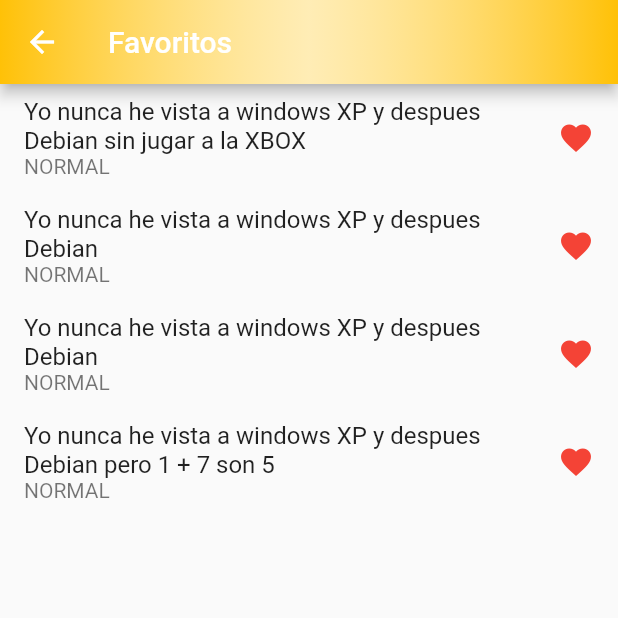
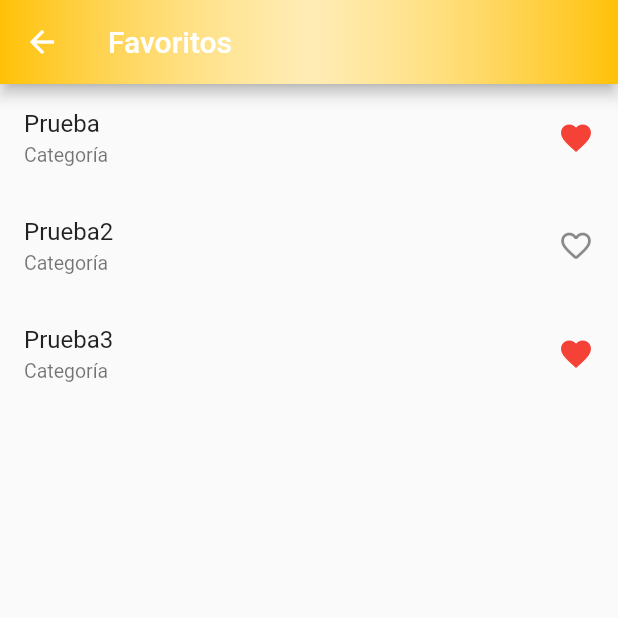
Before and after one commit to daumienebi/yo_nunca, a Flutter app: the FavouritesPage screen opened by its route, on a phone screen of 412 x 824 dp, the top half of it. Run offline on Flutter 3.47's test engine with Material 2 defaults, Android fonts, the phone set to English and light mode, and no system bars; our stand-ins replace card_swiper, new_gradient_app_bar.

Commit message:
deleting unused resoources + few changes in favourite_page[TODO]

```diff
--- a/lib/src/models/default_category.dart
+++ b/lib/src/models/default_category.dart
@@ -1,22 +1,20 @@
-class DefaultCategory{
-
+class DefaultCategory {
   final String id;
   final String description;
   final String imageRoute;
 
-  const DefaultCategory({required this.id,required this.description, required this.imageRoute});
+  DefaultCategory(
+      {required this.id,
+      required this.description,
+      required this.imageRoute});
 
-  factory DefaultCategory.fromMap(Map<String,dynamic> value) =>
+  String? heroId;
+  factory DefaultCategory.fromMap(Map<String, dynamic> value) =>
       DefaultCategory(
-        id: value["id"],
-        description: value["description"],
-        imageRoute: value["imageRoute"]
-      );
+          id: value["id"],
+          description: value["description"],
+          imageRoute: value["imageRoute"]);
 
-  Map<String,dynamic> toMap() =>{
-    'id': id,
-    'description': description,
-    'imageRoute' : imageRoute
-  };
-
+  Map<String, dynamic> toMap() =>
+      {'id': id, 'description': description, 'imageRoute': imageRoute};
 }
--- a/lib/src/models/question.dart
+++ b/lib/src/models/question.dart
@@ -10,12 +10,12 @@
 }
 
 class Question{
-  final int? id;
-  final int? categoryId;
-  final String description;
-  final bool isFavourite; //?
+  int? id;
+  int? categoryId;
+  String description;
+  bool isFavourite; //?
 
-  const Question({this.id,this.categoryId,required this.description,required this.isFavourite});
+  Question({this.id,this.categoryId,required this.description,required this.isFavourite});
 
   factory Question.fromMap(Map<String,dynamic> value) =>
       Question(
@@ -34,6 +34,6 @@
 
   @override
   String toString(){
-    return 'VisitPlace{id : $id,description : $description, Favourite : $isFavourite}';
+    return 'VisitPlace{id : $id,description : $description,category : $categoryId, Favourite : $isFavourite}';
   }
 }
--- a/lib/src/pages/favourites_page.dart
+++ b/lib/src/pages/favourites_page.dart
@@ -1,54 +1,75 @@
 import 'package:flutter/cupertino.dart';
 import 'package:flutter/material.dart';
+// ignore_for_file: prefer_const_constructors
 import 'package:new_gradient_app_bar/new_gradient_app_bar.dart';
+import 'package:yo_nunca/src/models/question.dart';
 import 'package:yo_nunca/src/utils/constants.dart';
+import 'package:yo_nunca/src/utils/test_data.dart';
 
-class FavouritesPage extends StatefulWidget{
-  const FavouritesPage({Key? key}) : super(key: key);
+class FavouritesPage extends StatefulWidget {
+  const FavouritesPage({Key? key = const Key("favouritePage")});
 
   @override
   State<FavouritesPage> createState() => _FavouritesPageState();
 }
 
 class _FavouritesPageState extends State<FavouritesPage> {
-  int _favourite = 1;
   @override
   Widget build(BuildContext context) {
-    // TODO: implement build
+    TestData data = TestData();
+    List<Question> _favouriteList = data.getFavouritesList;
+    var x = Question(description: "Prueba", isFavourite: true);
+    var y = Question(description: "Prueba2", isFavourite: false);
+    var z = Question(description: "Prueba3", isFavourite: true);
     return Scaffold(
-      appBar: NewGradientAppBar(
-        title: Text('Favoritos'),
-        gradient: const LinearGradient(colors: [Colors.amber,Colors.white70,Colors.amber]),
-      ),
+        appBar: NewGradientAppBar(
+          title: Text('Favoritos'),
+          gradient: const LinearGradient(
+              colors: [Colors.amber, Colors.white70, Colors.amber]),
+        ),
+        body:
+        /*Container(
+          child: ListView.separated(
+            itemBuilder: (BuildContext ctx, index) =>
+                _favListTile(_favouriteList.elementAt(index)),
+            scrollDirection: Axis.horizontal,
+            itemCount: _favouriteList.length,
+            separatorBuilder: (_, int pos) => SizedBox(
+              height: 10,
+            ),
+          ),
+        )*/
 
-      body: Container(
+        Container(
         child: ListView(
           children: [
-            _favListTile("Yo nunca he vista a windows XP y despues Debian sin jugar a la XBOX"),
-            _favListTile("Yo nunca he vista a windows XP y despues Debian"),
-            _favListTile("Yo nunca he vista a windows XP y despues Debian"),
-            _favListTile("Yo nunca he vista a windows XP y despues Debian pero 1 + 7 son 5")
+            _favListTile(x),
+            _favListTile(y),
+            _favListTile(z),
           ],
         ),
       ),
-    );
+        );
   }
 
-  ListTile _favListTile(String question){
+  ListTile _favListTile(Question question) {
     var icon = Icons.favorite;
     return ListTile(
-      title: Text(question),
-      subtitle: Text("NORMAL",overflow: TextOverflow.ellipsis,maxLines: 1),
+      title: Text(question.description),
+      subtitle: Text(
+        "Categoría",
+        overflow: TextOverflow.ellipsis,
+        maxLines: 1,
+        style: TextStyle(fontSize: 13),
+      ),
       trailing: InkWell(
-          onTap: (){
-            _favourite = 0;
-            setState(() {
-
-            });
-            },
-          child: _favourite == 1 ? Icon(Icons.favorite,color: Colors.red,) : Icon(Icons.favorite_outline_rounded)
-
-      ),
+          onTap: () {
+            question.isFavourite = false;
+            setState(() {});
+          },
+          child: question.isFavourite == true
+              ? Icon(Icons.favorite, color: Colors.red)
+              : Icon(Icons.favorite_outline_rounded)),
     );
   }
 }
--- a/lib/src/utils/b4Launch.txt
+++ b/lib/src/utils/b4Launch.txt
@@ -14,3 +14,4 @@
     </queries> --also add for ios
 # Credits
     -- NormalImage : <a href="https://www.freepik.com/free-photo/friends-clinking-drink-glasses-modern-bar_5600264.htm#query=friends%20party&position=3&from_view=keyword">Image by jcomp</a> on Freepik
+    -- https://unsplash.com/es -- Credit to Unsplash for free images
--- a/lib/src/utils/test_data.dart
+++ b/lib/src/utils/test_data.dart
@@ -45,17 +45,17 @@
     {
       'id': '1',
       'description': 'NORMAL',
-      'imageRoute' : 'assets/images/wine.jpg'
+      'imageRoute' : 'assets/images/wine.jpg',
     },
     {
       'id': '2',
       'description': 'INTERMEDIO',
-      'imageRoute' : 'assets/images/shots.jpg'
+      'imageRoute' : 'assets/images/shots.jpg',
     },
     {
       'id': '3',
       'description': 'CALIENTE',
-      'imageRoute' : 'assets/images/smirk_face.png'
+      'imageRoute' : 'assets/images/smirk_face.png',
     },
   ];
 
@@ -105,34 +105,34 @@
 
   final favourites = [
     {
-      'id': '1',
-      'categoryId': '1',
+      'id': 1,
+      'categoryId': 1,
       'description': 'Favorito 1',
-      'isFavourite': '1',
+      'isFavourite': true,
     },
     {
-      'id': '2',
-      'categoryId': '1',
+      'id': 2,
+      'categoryId': 1,
       'description': 'Favorito 1',
-      'isFavourite': '1',
+      'isFavourite': true,
     },
     {
-      'id': '3',
-      'categoryId': '2',
+      'id': 3,
+      'categoryId': 2,
       'description': 'Favorito 1',
-      'isFavourite': '1',
+      'isFavourite': true,
     },
     {
-      'id': '4',
-      'categoryId': '3',
+      'id': 4,
+      'categoryId': 3,
       'description': 'Favorito 1',
-      'isFavourite': '1',
+      'isFavourite': true,
     },
     {
-      'id': '5',
-      'categoryId': '3',
+      'id': 5,
+      'categoryId': 3,
       'description': 'Favorito 1',
-      'isFavourite': '1',
+      'isFavourite': true,
     }
   ];
 
--- a/lib/src/widgets/card_swiper.dart
+++ b/lib/src/widgets/card_swiper.dart
@@ -21,19 +21,20 @@
     final TestData data = TestData();
     List<DefaultCategory> defaultCategories = data.getDefaultCategoriesList;
     final size = MediaQuery.of(context).size;
-    String categoryName = '';
     return Column(children: [
       SizedBox(
         width: double.infinity,
         height: size.height * 0.5,
         child: Swiper(
           itemBuilder: (BuildContext context, int index) {
+            //Generate a unique id for each Hero because they have to be different
+            defaultCategories[index].heroId = 'card ${defaultCategories[index].id}';
             return GestureDetector(
               onTap: () => Navigator.of(context).pushNamed(
                   Constants.routes.questionsPage,
                   arguments: defaultCategories[index]),
               child: Hero(
-                  tag: defaultCategories[index].id!,
+                  tag: defaultCategories[index].heroId!, //not going to be null here
                   child: Container(
                       margin: const EdgeInsets.all(10),
                       padding: EdgeInsets.all(5),
```
Also changed, not shown: assets/images/beer3.png (deleted), assets/images/cold_beer.jpg (deleted), assets/images/picante.jpg (deleted), assets/images/wine2.jpg (deleted), assets/images/wine3.jpg (deleted).
